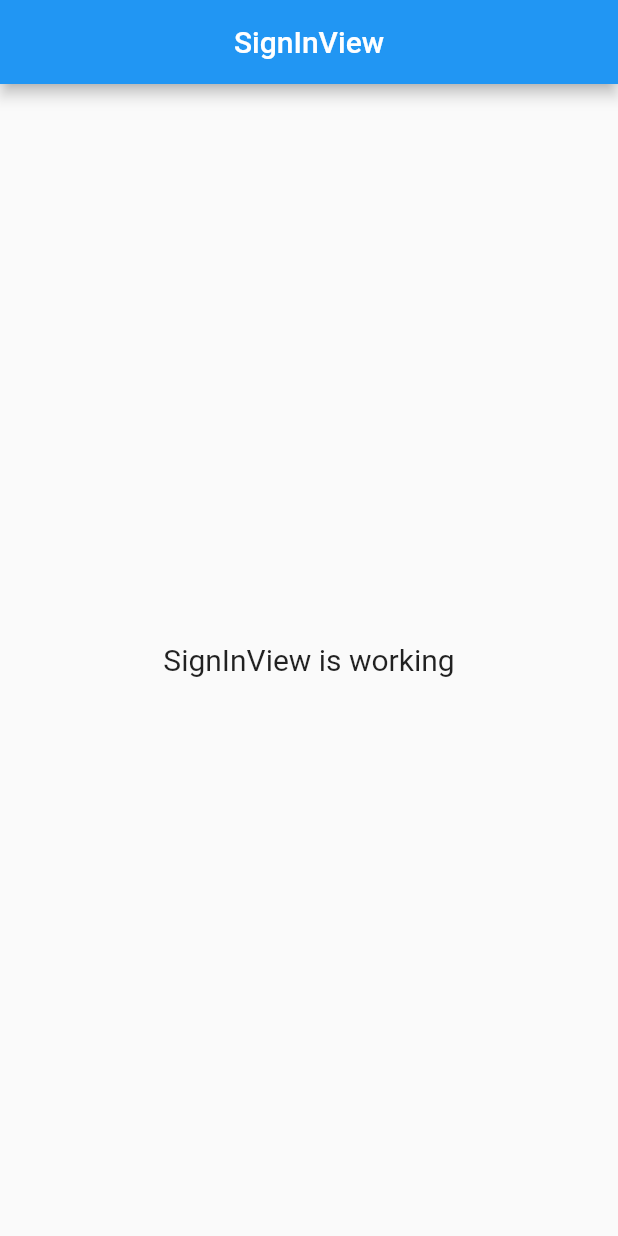
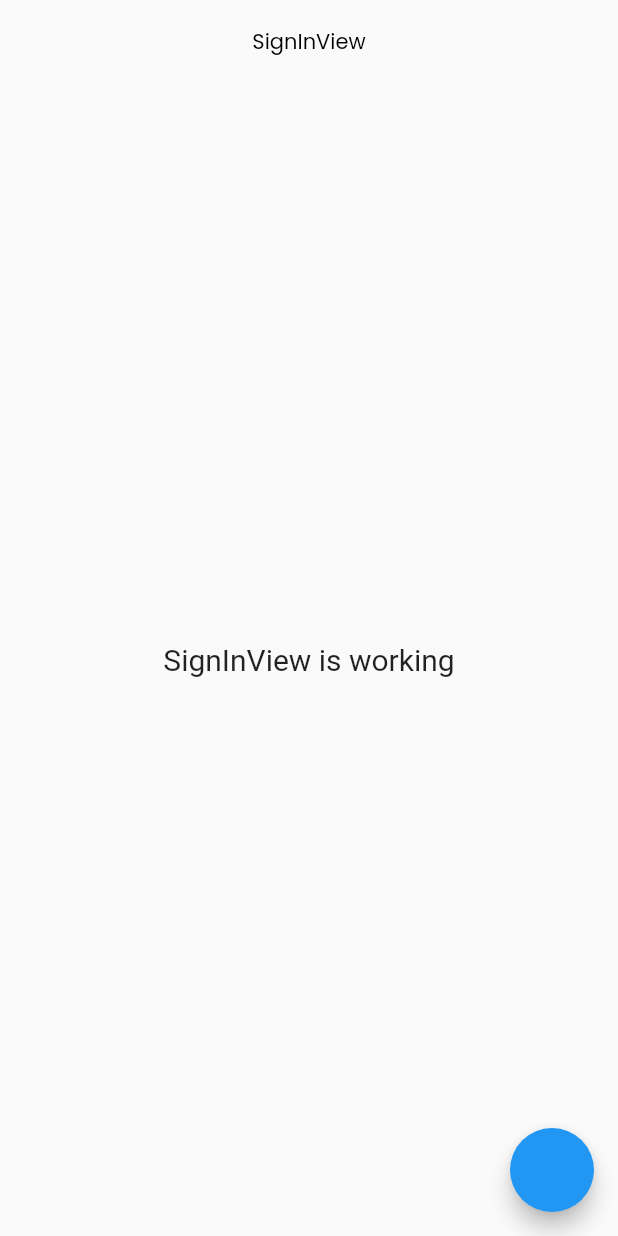
Before and after one commit to qwikle/shopping_list, a Flutter app: the screen it shows after launch, on a phone screen of 412 x 824 dp. Run offline on Flutter 3.47's test engine with Material 2 defaults, Android fonts, the phone set to English and light mode, and no system bars; our stand-ins replace equatable, formz, get, get_storage, google_fonts.

Commit message:
add config theme and

```diff
--- a/lib/app/controllers/auth_controller.dart
+++ b/lib/app/controllers/auth_controller.dart
@@ -1,5 +1,3 @@
-
-
 import 'package:get/get.dart';
 import 'package:get_storage/get_storage.dart';
 
--- a/lib/app/modules/home/views/home_view.dart
+++ b/lib/app/modules/home/views/home_view.dart
@@ -9,10 +9,10 @@ class HomeView extends GetView<HomeController> {
   Widget build(BuildContext context) {
     return Scaffold(
       appBar: AppBar(
-        title: Text('HomeView'),
+        title: const Text('HomeView'),
         centerTitle: true,
       ),
-      body: Center(
+      body: const Center(
         child: Text(
           'HomeView is working',
           style: TextStyle(fontSize: 20),
--- a/lib/app/modules/signIn/views/sign_in_view.dart
+++ b/lib/app/modules/signIn/views/sign_in_view.dart
@@ -1,23 +1,26 @@
 import 'package:flutter/material.dart';
 
 import 'package:get/get.dart';
+import 'package:shopping_list/app/config/config.dart';
 
 import '../controllers/sign_in_controller.dart';
 
 class SignInView extends GetView<SignInController> {
+  const SignInView({Key? key}) : super(key: key);
+
   @override
   Widget build(BuildContext context) {
     return Scaffold(
       appBar: AppBar(
-        title: Text('SignInView'),
+        title: const Text('SignInView'),
         centerTitle: true,
       ),
-      body: Center(
+      body: const Center(
         child: Text(
           'SignInView is working',
           style: TextStyle(fontSize: 20),
         ),
-      ),
+      ),floatingActionButton: FloatingActionButton(onPressed: () => Get.changeThemeMode(ThemeMode.light),),
     );
   }
 }
--- a/lib/app/modules/signUp/views/sign_up_view.dart
+++ b/lib/app/modules/signUp/views/sign_up_view.dart
@@ -5,14 +5,16 @@ import 'package:get/get.dart';
 import '../controllers/sign_up_controller.dart';
 
 class SignUpView extends GetView<SignUpController> {
+  const SignUpView({Key? key}) : super(key: key);
+
   @override
   Widget build(BuildContext context) {
     return Scaffold(
       appBar: AppBar(
-        title: Text('SignUpView'),
+        title: const Text('SignUpView'),
         centerTitle: true,
       ),
-      body: Center(
+      body: const Center(
         child: Text(
           'SignUpView is working',
           style: TextStyle(fontSize: 20),
--- a/lib/main.dart
+++ b/lib/main.dart
@@ -1,8 +1,9 @@
 import 'package:flutter/material.dart';
 
 import 'package:get/get.dart';
-import 'package:shopping_list/app/controllers/auth_controller.dart';
 
+import 'app/config/config.dart';
+import 'app/controllers/auth_controller.dart';
 import 'app/routes/app_pages.dart';
 
 void main() {
@@ -10,6 +11,9 @@ void main() {
   runApp(
     GetMaterialApp(
       title: "Application",
+      theme: theme,
+      themeMode: ThemeMode.system,
+      darkTheme: darkTheme,
       initialRoute: AppPages.INITIAL,
       getPages: AppPages.routes,
       debugShowCheckedModeBanner: false,
--- a/pubspec.yaml
+++ b/pubspec.yaml
@@ -7,7 +7,7 @@ environment:
 
 dependencies:
   cupertino_icons: ^1.0.2
-  get: 4.6.3
+  get:
   http: 0.13.4
   sizer: 2.0.15
   flutter_svg: 1.0.3
```
Also changed, not shown: lib/app/config/config.dart (+14 -0 lines), lib/app/routes/middlewares/auth_middleware.dart (line endings or trailing spaces).
